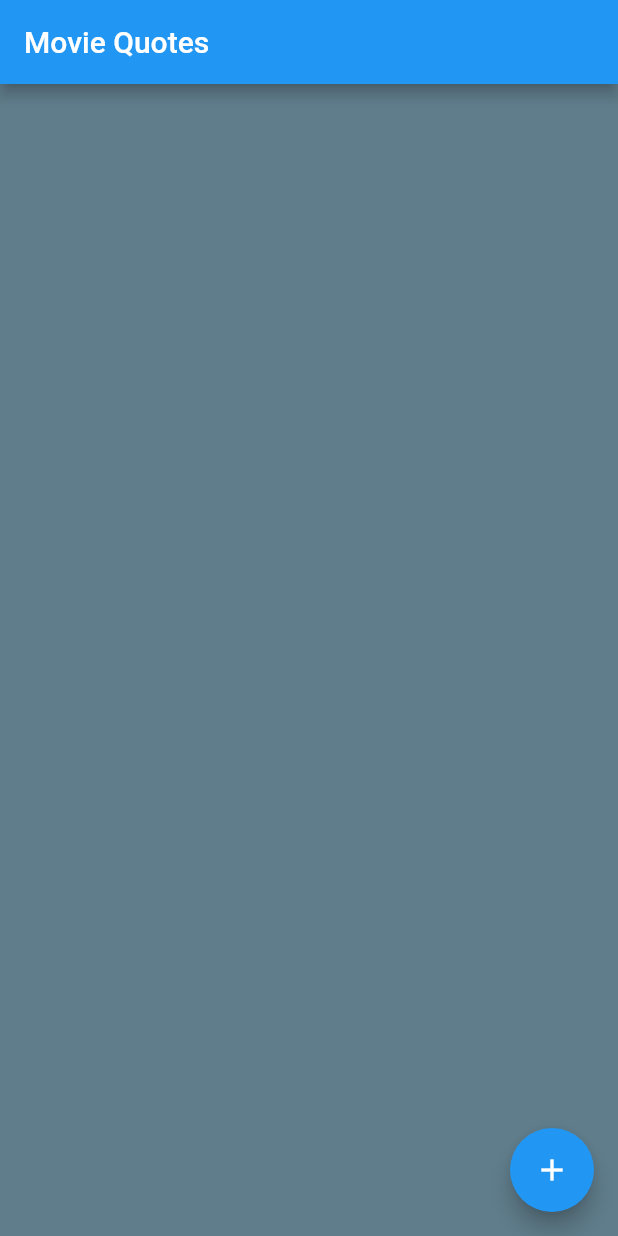
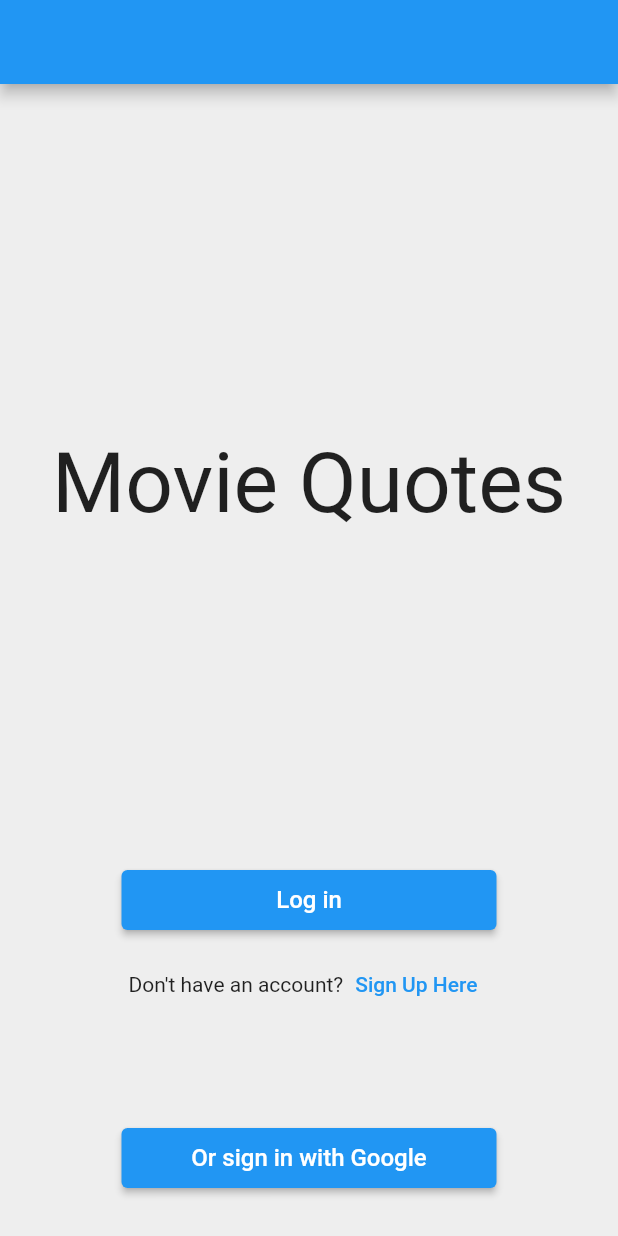
Before and after one commit to Flutter-Classwork-Winter2022/movie-quotes-flutter, a Flutter app: the screen it shows after launch, on a phone screen of 412 x 824 dp. Run offline on Flutter 3.47's test engine with Material 2 defaults, Android fonts, the light colour scheme and no system bars; our stand-ins replace cloud_firestore, email_validator, firebase_core; accounts and stored records are empty; Roboto replaces fonts that are missing (Rowdies).

Commit message:
Added login pages

```diff
--- a/lib/main.dart
+++ b/lib/main.dart
@@ -1,4 +1,5 @@
 import 'package:flutter/material.dart';
+import 'package:movie_quotes_flutter/pages/login_front_page.dart';
 import 'package:movie_quotes_flutter/pages/movie_quotes_list_page.dart';
 import 'package:firebase_core/firebase_core.dart';
 import 'firebase_options.dart';
@@ -30,7 +31,7 @@ class MyApp extends StatelessWidget {
         // is not restarted.
         primarySwatch: Colors.blue,
       ),
-      home: const MovieQuotesListPage(),
+      home: const LoginFrontPage(),
     );
   }
 }
--- /dev/null
+++ b/lib/pages/login_front_page.dart
@@ -0,0 +1,107 @@
+import 'package:flutter/material.dart';
+import 'package:flutter/src/widgets/container.dart';
+import 'package:flutter/src/widgets/framework.dart';
+import 'email_password_auth_page.dart';
+
+class LoginFrontPage extends StatefulWidget {
+  const LoginFrontPage({super.key});
+
+  @override
+  State<LoginFrontPage> createState() => _LoginFrontPageState();
+}
+
+class _LoginFrontPageState extends State<LoginFrontPage> {
+  @override
+  Widget build(BuildContext context) {
+    return Scaffold(
+      appBar: AppBar(),
+      backgroundColor: Colors.grey[200],
+      body: Padding(
+        padding: const EdgeInsets.all(20.0),
+        child: Column(
+          children: [
+            const Expanded(
+              child: Center(
+                child: Text(
+                  "Movie Quotes",
+                  style: TextStyle(
+                    fontFamily: "Rowdies",
+                    fontSize: 56.0,
+                  ),
+                ),
+              ),
+            ),
+            LoginButton(
+              title: "Log in",
+              callback: () {
+                print("TODO: Go to the next page to log in");
+                Navigator.push(
+                  context,
+                  MaterialPageRoute(
+                    builder: (BuildContext context) {
+                      return const EmailPasswordAuthPage(isNewUser: false);
+                    },
+                  ),
+                );
+              },
+            ),
+            Row(
+              mainAxisAlignment: MainAxisAlignment.center,
+              children: [
+                const Text("Don't have an account?"),
+                TextButton(
+                  onPressed: () {
+                    print("TODO: Go to the next page to create an account in");
+                    Navigator.push(
+                      context,
+                      MaterialPageRoute(
+                        builder: (BuildContext context) {
+                          return const EmailPasswordAuthPage(isNewUser: true);
+                        },
+                      ),
+                    );
+                  },
+                  child: const Text("Sign Up Here"),
+                ),
+              ],
+            ),
+            const SizedBox(
+              height: 60.0,
+            ),
+            LoginButton(
+                title: "Or sign in with Google",
+                callback: () {
+                  print(
+                      "TODO: Log in using Firebase Auth and an OAuth provider (like Google)");
+                })
+          ],
+        ),
+      ),
+    );
+  }
+}
+
+class LoginButton extends StatelessWidget {
+  final String title;
+  final Function() callback;
+  const LoginButton({
+    required this.title,
+    required this.callback,
+    super.key,
+  });
+
+  @override
+  Widget build(BuildContext context) {
+    return Container(
+        height: 40.0,
+        width: 250.0,
+        margin: const EdgeInsets.all(12.0),
+        child: ElevatedButton(
+          onPressed: callback,
+          child: Text(
+            title,
+            style: const TextStyle(fontSize: 16.0),
+          ),
+        ));
+  }
+}
--- a/pubspec.yaml
+++ b/pubspec.yaml
@@ -38,6 +38,9 @@ dependencies:
   cupertino_icons: ^1.0.2
   firebase_core: ^2.4.1
   cloud_firestore: ^4.3.1
+  firebase_analytics: ^10.1.0
+  firebase_auth: ^4.2.5
+  email_validator: ^2.1.17
 
 dev_dependencies:
   change_app_package_name: ^1.1.0
```
Also changed, not shown: lib/pages/email_password_auth_page.dart (added, +111 -0 lines), pubspec.lock.
